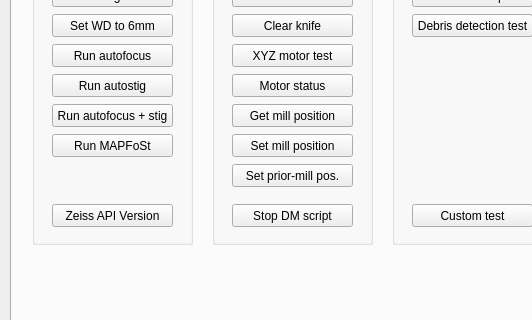
This is gui/main_window.ui in SBEMimage/SBEMimage as Qt 5 draws it before an edit; both pictures show x 0 to 532 and y 211 to 531 of the 711 by 950 pixel window. The edited form follows.
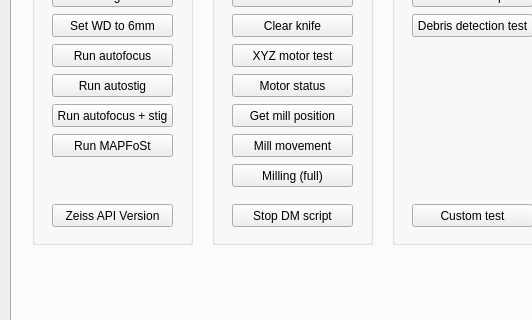
This is the edited form. The open tabs and pages were chosen to show the change.

Commit message: GCIB test refinements, add ftdi relais support (currently part of `GCIB` in microtome_control_gcib.py)

What changed in the file:
```diff
--- a/gui/main_window.ui
+++ b/gui/main_window.ui
@@ -2032,7 +2032,7 @@
           </rect>
          </property>
          <property name="text">
-          <string>Set mill position</string>
+          <string>Mill movement</string>
          </property>
         </widget>
         <widget class="QPushButton" name="pushButton_testMovePriorMillPos">
@@ -2045,7 +2045,7 @@
           </rect>
          </property>
          <property name="text">
-          <string>Set prior-mill pos.</string>
+          <string>Milling (full)</string>
          </property>
         </widget>
        </widget>
```
Left out of the diff: 8 changed lines with no effect on the pictures. The commit also changes 2 other files.
